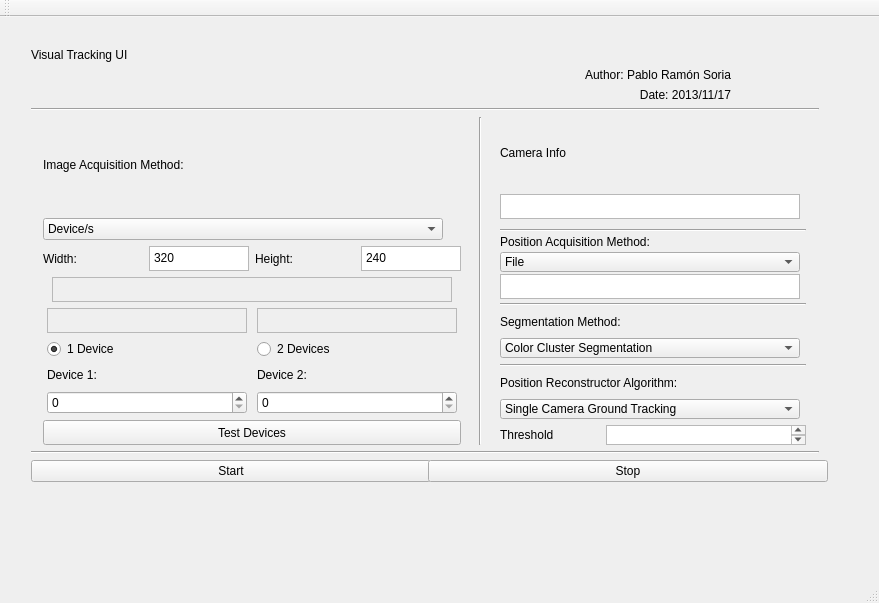
This is VisualTrackingUI-QT/VisualTrackingUI-QT/mainwindow.ui in Bardo91/DepartamentoESI as Qt 5 draws it before an edit. The edited form follows.
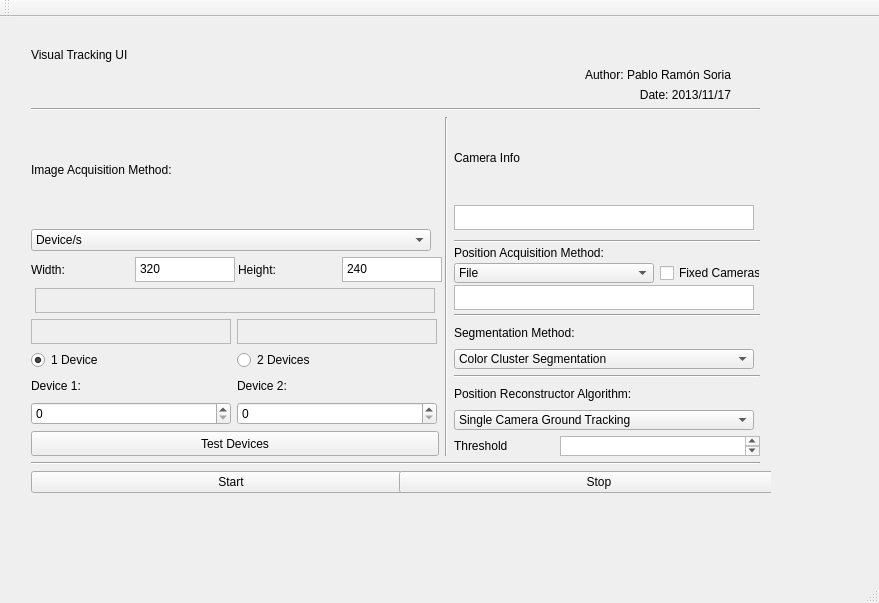
This is the edited form.

```diff
--- a/VisualTrackingUI-QT/VisualTrackingUI-QT/mainwindow.ui
+++ b/VisualTrackingUI-QT/VisualTrackingUI-QT/mainwindow.ui
@@ -19,8 +19,8 @@
      <rect>
       <x>20</x>
       <y>20</y>
-      <width>810</width>
-      <height>466</height>
+      <width>751</width>
+      <height>477</height>
      </rect>
     </property>
     <layout class="QVBoxLayout" name="mainLayout">
@@ -585,16 +585,21 @@
             </widget>
            </item>
            <item>
+            <layout class="QHBoxLayout" name="horizontalLayout_2">
+             <property name="bottomMargin">
+              <number>0</number>
+             </property>
+             <item>
             <widget class="QComboBox" name="posAcqMethodSelector">
              <property name="minimumSize">
               <size>
-               <width>300</width>
+                 <width>200</width>
                <height>20</height>
               </size>
              </property>
              <property name="maximumSize">
               <size>
-               <width>300</width>
+                 <width>200</width>
                <height>20</height>
               </size>
              </property>
@@ -609,6 +614,27 @@
               </property>
              </item>
             </widget>
+             </item>
+             <item>
+              <widget class="QCheckBox" name="fixCamCheckBox">
+               <property name="minimumSize">
+                <size>
+                 <width>100</width>
+                 <height>0</height>
+                </size>
+               </property>
+               <property name="maximumSize">
+                <size>
+                 <width>100</width>
+                 <height>16777215</height>
+                </size>
+               </property>
+               <property name="text">
+                <string>Fixed Cameras</string>
+               </property>
+              </widget>
+             </item>
+            </layout>
            </item>
            <item>
             <widget class="QPlainTextEdit" name="posAcqMethodEditText">
```
Lines whose indentation alone changed are shown as unchanged.
